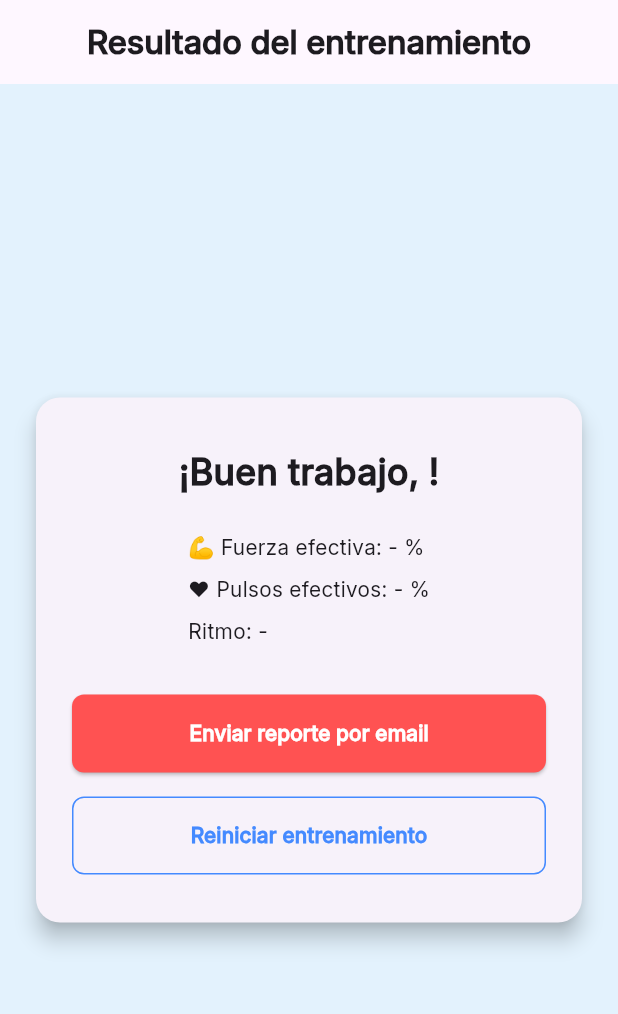
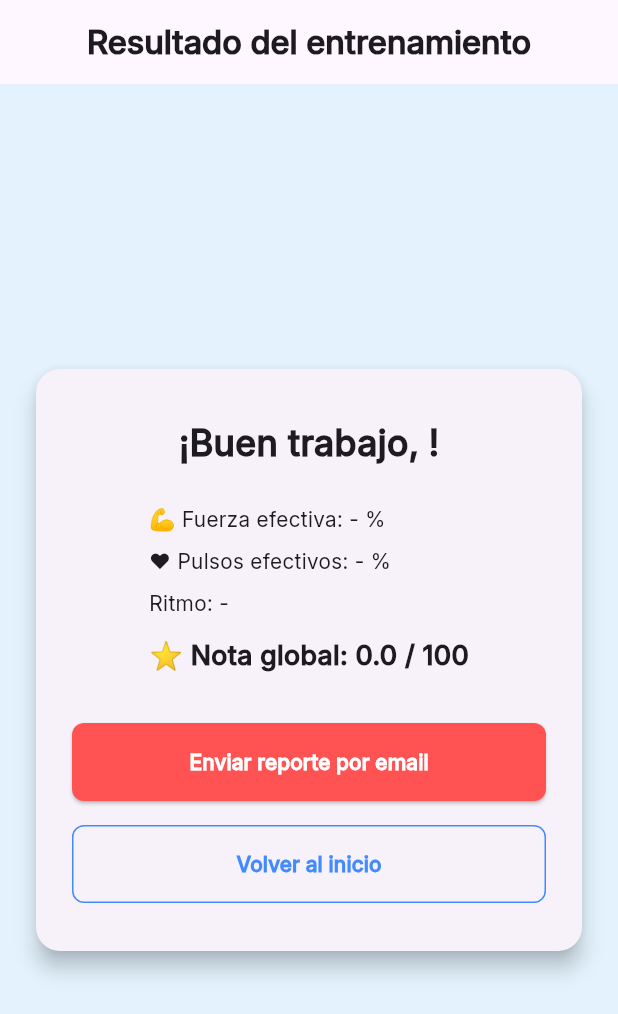
Before and after one commit to Roninomb/App_ProyectoFinal, a Flutter app: the ResultadoScreen screen opened by its route, on a phone screen of 412 x 824 dp. Shown: the top 1014 px of the screen. Run offline on Flutter 3.47's test engine with Material 3 defaults, Android fonts, the phone set to English and light mode, and no system bars; our stand-ins replace flutter_riverpod, go_router, permission_handler; missing offline and left inert: flutter_reactive_ble.

Commit message:
mas aabort

```diff
--- a/lib/screens/resultado_screen.dart
+++ b/lib/screens/resultado_screen.dart
@@ -4,6 +4,7 @@ import 'package:go_router/go_router.dart';
 import '../providers/user_provider.dart';
 import '../providers/training_provider.dart';
 import '../services/email_service.dart';
+import '../providers/ble_provider.dart'; // 👈 importa el BLE
 
 class ResultadoScreen extends ConsumerWidget {
   const ResultadoScreen({super.key});
@@ -15,6 +16,11 @@ class ResultadoScreen extends ConsumerWidget {
     final training = ref.watch(trainingProvider);
 
     String fmtPct(num? v) => (v == null) ? '-' : v.toString();
+
+    // Nota global simple (promedio fuerza & pulsos)
+    final fuerza = training.fuerza ?? 0;
+    final pulsos = (training.pulsos ?? 0).toDouble();
+    final notaGlobal = (fuerza + pulsos) / 2;
 
     Future<void> enviarEmail() async {
       if (email.trim().isEmpty || nombre.trim().isEmpty) {
@@ -47,11 +53,20 @@ class ResultadoScreen extends ConsumerWidget {
       }
     }
 
-    void volverAlInicio() {
-      // Limpia el estado del entrenamiento
+    Future<void> volverAlInicio() async {
+      try {
+        // 1) cortar BLE (scan, conexión y notifs) y limpiar flags internos
+        await ref.read(bleProvider.notifier).abortAll();
+      } catch (e) {
+        // opcional: loguear o mostrar algo si querés
+        // debugPrint('Error abortAll BLE: $e');
+      }
+
+      // 2) limpiar métricas de entrenamiento
       ref.read(trainingProvider.notifier).reset();
-      // Navega al home
-      context.go('/');
+
+      // 3) navegar a Home
+      if (context.mounted) context.go('/');
     }
 
     return Scaffold(
@@ -97,6 +112,14 @@ class ResultadoScreen extends ConsumerWidget {
                       Text('🧠 Compresiones totales: ${training.total}')
                     else
                       Text('Ritmo: ${training.ritmo ?? '-'}'),
+                    const SizedBox(height: 12),
+                    Text(
+                      '⭐ Nota global: ${notaGlobal.toStringAsFixed(1)} / 100',
+                      style: const TextStyle(
+                        fontWeight: FontWeight.bold,
+                        fontSize: 18,
+                      ),
+                    ),
                   ],
                 ),
 
@@ -124,11 +147,11 @@ class ResultadoScreen extends ConsumerWidget {
 
                 const SizedBox(height: 16),
 
-                // 🏠 Botón para volver al inicio y resetear provider
+                // 🏠 Botón: corta BLE + resetea entrenamiento + vuelve al inicio
                 SizedBox(
                   width: double.infinity,
                   child: OutlinedButton(
-                    onPressed: volverAlInicio,
+                    onPressed: () => volverAlInicio(),
                     style: OutlinedButton.styleFrom(
                       padding: const EdgeInsets.symmetric(vertical: 16),
                       side: const BorderSide(color: Colors.blueAccent),
@@ -137,7 +160,7 @@ class ResultadoScreen extends ConsumerWidget {
                       ),
                     ),
                     child: const Text(
-                      'Reiniciar entrenamiento',
+                      'Volver al inicio',
                       style: TextStyle(
                         color: Colors.blueAccent,
                         fontWeight: FontWeight.bold,
```
Also changed, not shown: lib/providers/ble_provider.dart (+6 -6 lines).
